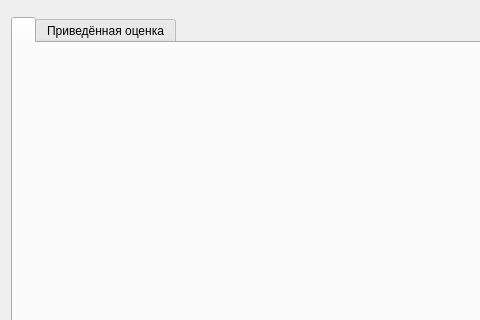
AndreyMlashkin/ExpertReview, file expertreviewlib/propertytreeviewer.ui: the form before one commit; both pictures show x 0 to 480 and y 0 to 320 of the 729 by 637 pixel window.
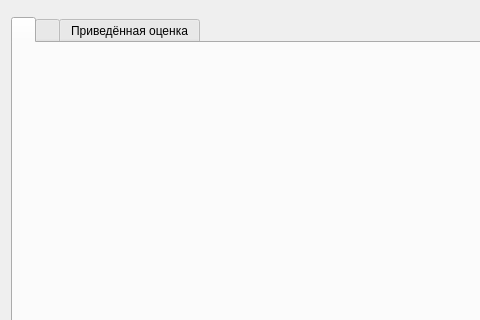
The form after the commit. Icons and pictures are not drawn.

Commit message: Added import possibility

What changed in the file:
```diff
--- a/expertreviewlib/propertytreeviewer.ui
+++ b/expertreviewlib/propertytreeviewer.ui
@@ -50,6 +50,15 @@
          </property>
         </layout>
        </widget>
+       <widget class="QWidget" name="import">
+        <attribute name="icon">
+         <iconset resource="resources.qrc">
+          <normaloff>:/pics/pics/import.png</normaloff>:/pics/pics/import.png</iconset>
+        </attribute>
+        <attribute name="title">
+         <string/>
+        </attribute>
+       </widget>
        <widget class="QWidget" name="average">
         <attribute name="title">
          <string>Приведённая оценка</string>
```
The commit also changes 4 other files.
